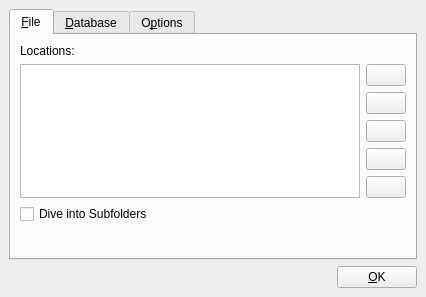
cc-archive/pootle, file pootling/ui/tmSetting.ui: the form before one commit.
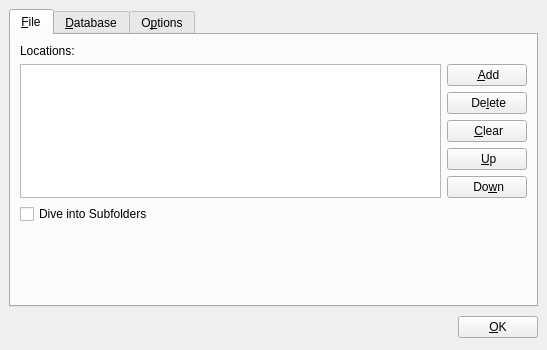
The form after the commit. Icons and pictures are not drawn.

```diff
--- a/pootling/ui/tmSetting.ui
+++ b/pootling/ui/tmSetting.ui
@@ -5,8 +5,8 @@
    <rect>
     <x>0</x>
     <y>0</y>
-    <width>426</width>
-    <height>297</height>
+    <width>547</width>
+    <height>350</height>
    </rect>
   </property>
   <property name="windowTitle" >
@@ -19,26 +19,6 @@
    <property name="spacing" >
     <number>6</number>
    </property>
-   <item row="1" column="1" >
-    <widget class="QPushButton" name="btnOk" >
-     <property name="text" >
-      <string>&amp;OK</string>
-     </property>
-    </widget>
-   </item>
-   <item row="1" column="0" >
-    <spacer>
-     <property name="orientation" >
-      <enum>Qt::Horizontal</enum>
-     </property>
-     <property name="sizeHint" >
-      <size>
-       <width>181</width>
-       <height>20</height>
-      </size>
-     </property>
-    </spacer>
-   </item>
    <item row="0" column="0" colspan="2" >
     <widget class="QTabWidget" name="tabOptions" >
      <property name="currentIndex" >
@@ -81,7 +61,7 @@
           <string>Add TM</string>
          </property>
          <property name="text" >
-          <string/>
+          <string> &amp;Add</string>
          </property>
          <property name="icon" >
           <iconset>../images/addTM.png</iconset>
@@ -97,7 +77,7 @@
           <string>move up</string>
          </property>
          <property name="text" >
-          <string/>
+          <string> &amp;Up</string>
          </property>
          <property name="icon" >
           <iconset>../images/up.png</iconset>
@@ -117,7 +97,7 @@
           <string>clear list</string>
          </property>
          <property name="text" >
-          <string/>
+          <string> &amp;Clear</string>
          </property>
          <property name="icon" >
           <iconset>../images/eraser.png</iconset>
@@ -129,6 +109,9 @@
          <property name="toolTip" >
           <string>move down</string>
          </property>
+         <property name="text" >
+          <string> Do&amp;wn</string>
+         </property>
          <property name="icon" >
           <iconset>../images/down.png</iconset>
          </property>
@@ -140,7 +123,7 @@
           <string>remove TM</string>
          </property>
          <property name="text" >
-          <string/>
+          <string> De&amp;lete</string>
          </property>
          <property name="icon" >
           <iconset>../images/removeTM.png</iconset>
@@ -259,6 +242,26 @@
      </widget>
     </widget>
    </item>
+   <item row="1" column="1" >
+    <widget class="QPushButton" name="btnOk" >
+     <property name="text" >
+      <string>&amp;OK</string>
+     </property>
+    </widget>
+   </item>
+   <item row="1" column="0" >
+    <spacer>
+     <property name="orientation" >
+      <enum>Qt::Horizontal</enum>
+     </property>
+     <property name="sizeHint" >
+      <size>
+       <width>311</width>
+       <height>28</height>
+      </size>
+     </property>
+    </spacer>
+   </item>
   </layout>
  </widget>
  <tabstops>
```
